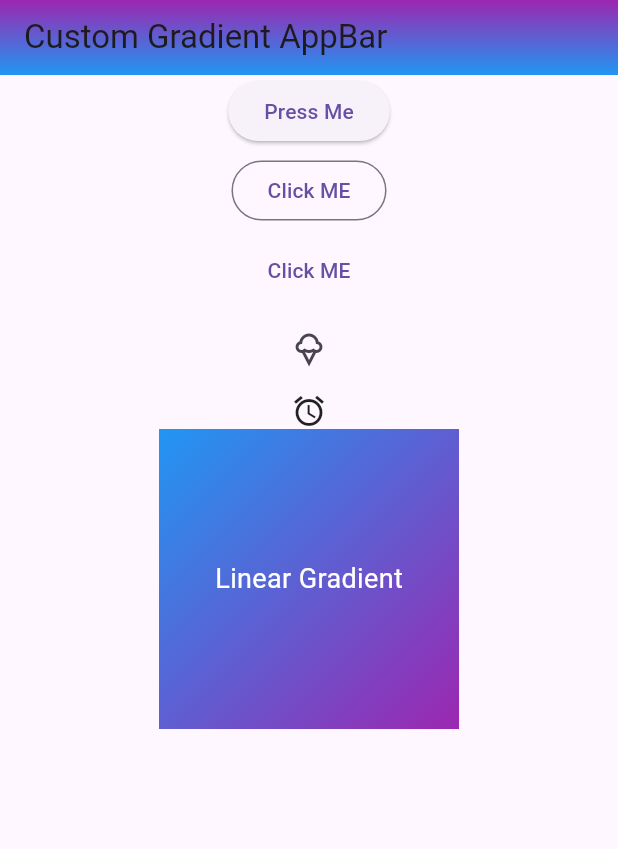
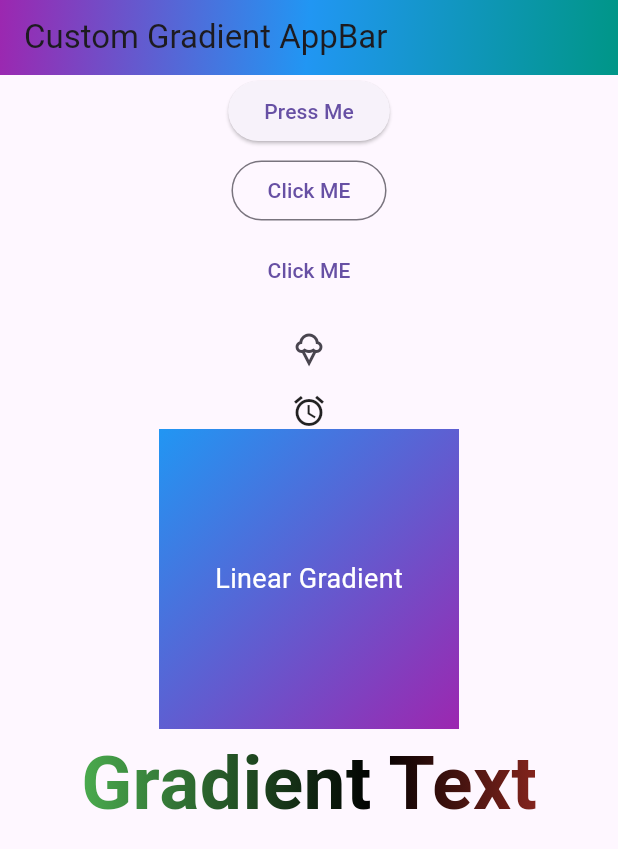
Before and after one commit to alkawsar1030/Flutter2025, a Flutter app: the screen it shows after launch, on a phone screen of 412 x 824 dp. Shown: the top 849 px of the screen. Run offline on Flutter 3.47's test engine with Material 3 defaults, Android fonts, the phone set to English and light mode, and no system bars.

Commit message:
Gradiant Apply on Text

```diff
--- a/lib/main.dart
+++ b/lib/main.dart
@@ -24,9 +24,10 @@ class Homepage extends StatelessWidget {
         flexibleSpace: Container(
           decoration: BoxDecoration(
             gradient: LinearGradient(
-              colors: [Colors.purple, Colors.blue],
-              begin: Alignment.topCenter,
-              end: Alignment.bottomCenter,
+              colors: [Colors.purple, Colors.blue, Colors.teal],
+              begin: Alignment.topLeft,
+
+              end: Alignment.centerRight,
             ),
           ),
         ),
@@ -115,6 +116,19 @@ class Homepage extends StatelessWidget {
                 ),
               ),
             ),
+
+            //gradiant on Text
+            Text(
+              'Gradient Text',
+              style: TextStyle(
+                fontSize: 50,
+                fontWeight: FontWeight.bold,
+                foreground: Paint()
+                  ..shader = LinearGradient(
+                    colors: <Color>[Colors.green, Colors.black, Colors.red],
+                  ).createShader(Rect.fromLTWH(50, 0, 400, 10)),
+              ),
+            ),
           ],
         ),
       ),
```
